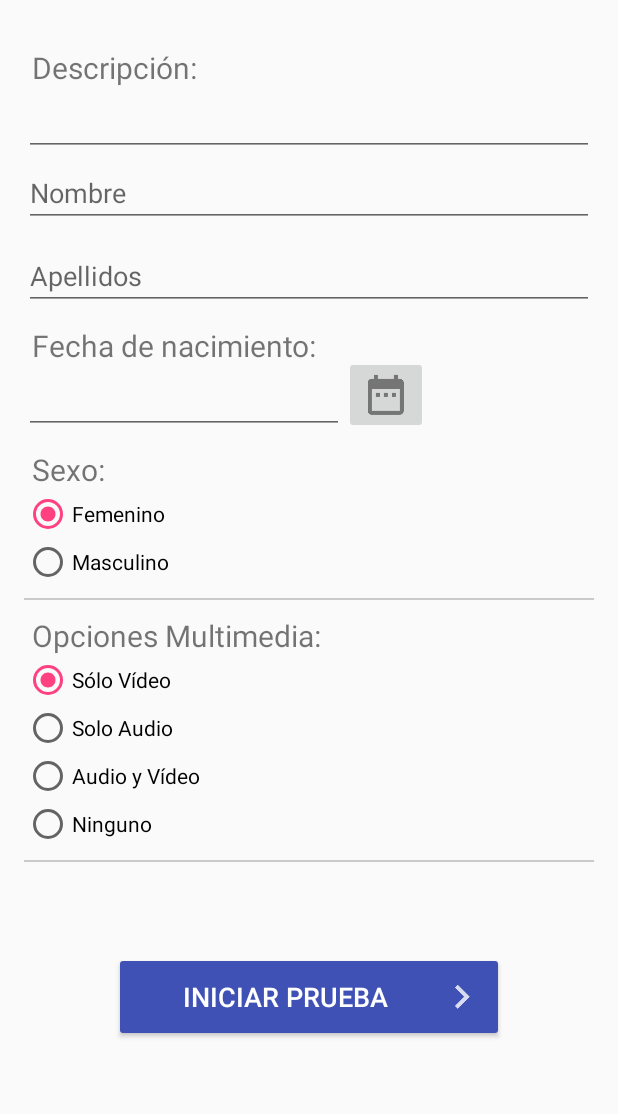
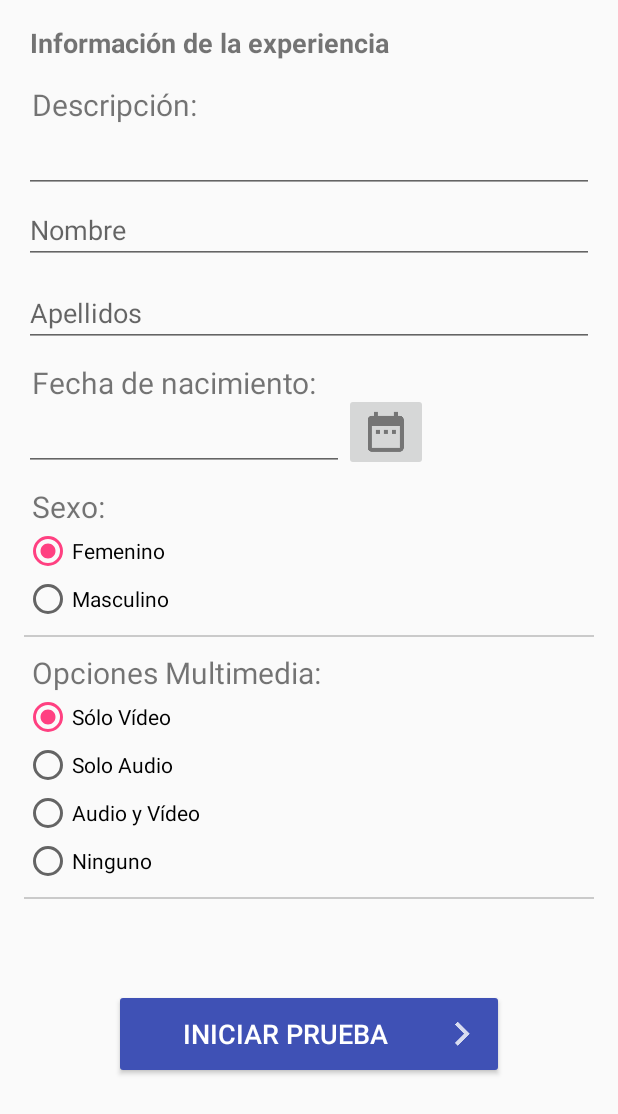
Before and after one commit to Furacin/BitalinoGSR, an Android app: the Formulario screen opened directly, with no data from a screen before it, on a phone screen of 412 x 824 dp. Shown: the top 1114 px of the screen. Run offline under Robolectric (Android 15) with nearby library versions, the phone set to English and light mode, and no system bars; our stand-ins replace Firebase (no records; nobody signed in at launch, a user with empty details on screens opened directly).

Commit message:
Modificada clase Experiencia. Añadida la variavle "terminada"

```diff
--- a/app/src/main/java/com/furazin/android/mbandgsr/FirebaseBD/Experiencia.java
+++ b/app/src/main/java/com/furazin/android/mbandgsr/FirebaseBD/Experiencia.java
@@ -11,6 +11,7 @@ public class Experiencia {
     String sexo;
     String opcion_multimedia;
     String descripcion;
+    String terminada;
 
     public Experiencia() {
     }
@@ -22,6 +23,7 @@ public class Experiencia {
         this.sexo = sexo;
         this.opcion_multimedia = opcion_multimedia;
         this.descripcion = descripcion;
+        this.terminada = "no";
     }
 
     public String getNombre() {
--- a/app/src/main/res/layout/activity_formulario.xml
+++ b/app/src/main/res/layout/activity_formulario.xml
@@ -8,12 +8,22 @@
     android:descendantFocusability="beforeDescendants"
     android:focusableInTouchMode="true">
 
+    <TextView
+        android:layout_width="match_parent"
+        android:layout_height="wrap_content"
+        android:text="Información de la experiencia"
+        android:textSize="18dp"
+        android:textStyle="bold"
+        android:id="@+id/formulario_titulo"
+        android:layout_marginLeft="4dp"
+        />
 
     <ScrollView
         android:layout_width="match_parent"
         android:layout_height="match_parent"
         tools:layout_editor_absoluteY="8dp"
-        tools:layout_editor_absoluteX="8dp">
+        tools:layout_editor_absoluteX="8dp"
+        android:layout_below="@+id/formulario_titulo">
 
         <RelativeLayout
             android:layout_width="match_parent"
```
Also changed, not shown: app/src/main/java/com/furazin/android/mbandgsr/Formulario.java (+17 -10 lines), app/src/main/java/com/furazin/android/mbandgsr/NuevaExperiencia.java (+80 -19 lines).
